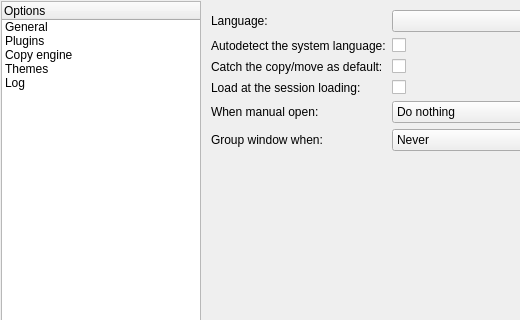
Old version of the form OptionDialog.ui in the repository alphaonex86/Ultracopier; both pictures show x 0 to 520 and y 0 to 320 of the 717 by 455 pixel window.
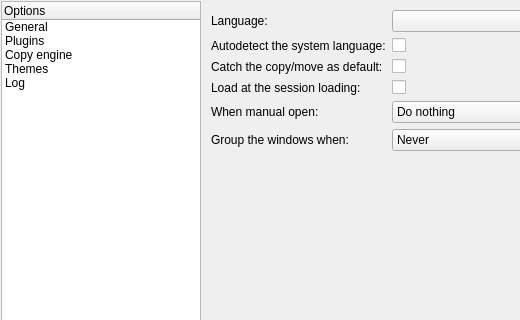
New version of the form. Icons and pictures are not drawn.

The edit to the form file:
```diff
--- a/OptionDialog.ui
+++ b/OptionDialog.ui
@@ -202,7 +202,7 @@
            <item row="5" column="0">
             <widget class="QLabel" name="label_9">
              <property name="text">
-              <string>Group window when:</string>
+              <string>Group the windows when:</string>
              </property>
             </widget>
            </item>
```
